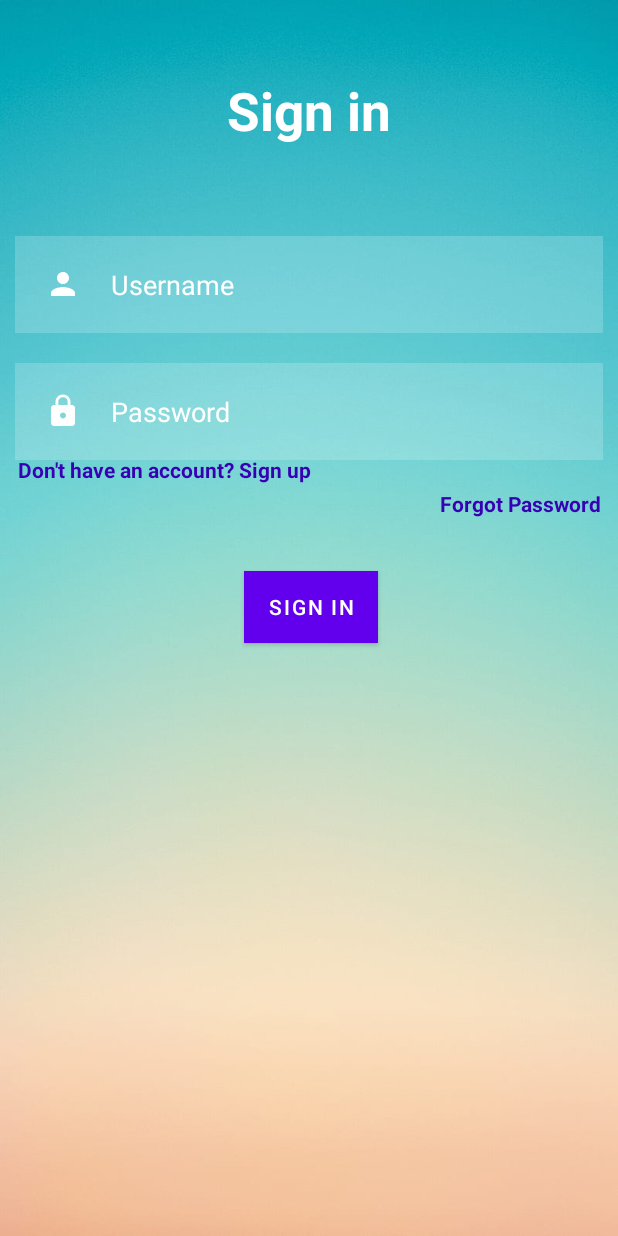
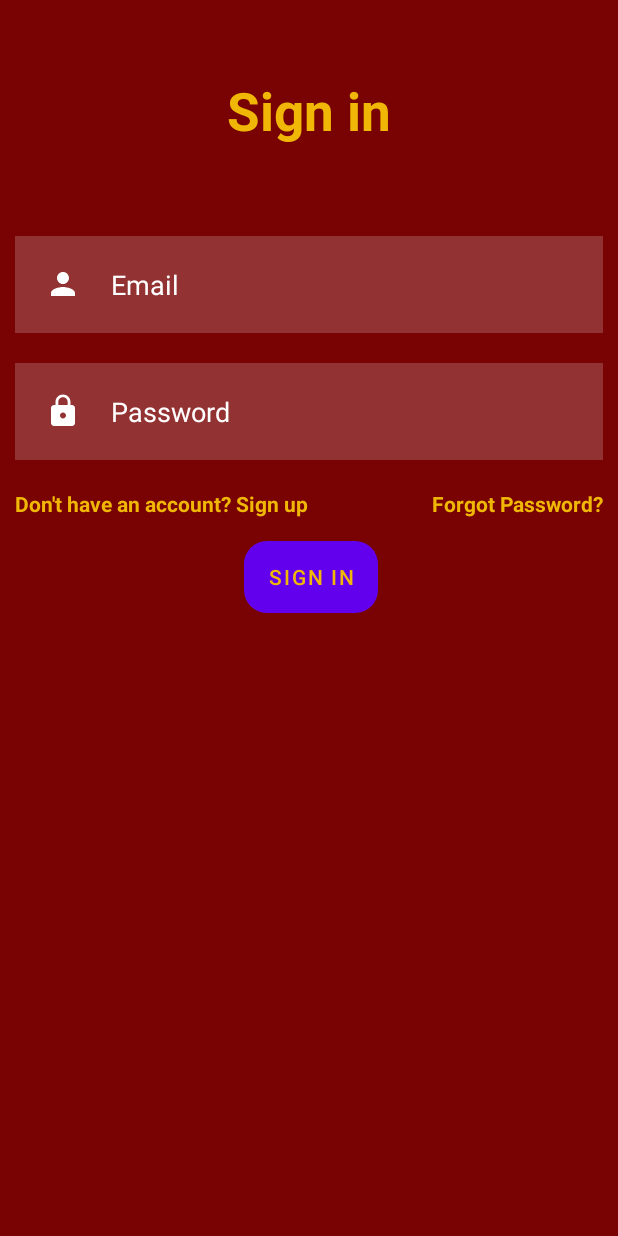
Before and after one commit to adam-badar/Acourse, an Android app: the screen it shows after launch (MainActivity), on a phone screen of 412 x 824 dp. Run offline under Robolectric (Android 15) with nearby library versions, the phone set to English and light mode, and no system bars; our stand-ins replace navigation-ui.

Commit message:
Updated Files to specification

```diff
--- a/app/src/main/res/layout/activity_main.xml
+++ b/app/src/main/res/layout/activity_main.xml
@@ -1,13 +1,12 @@
-<?xml version="1.0" encoding="utf-8"?>
 <RelativeLayout xmlns:android="http://schemas.android.com/apk/res/android"
     xmlns:app="http://schemas.android.com/apk/res-auto"
     xmlns:tools="http://schemas.android.com/tools"
-
     android:layout_width="match_parent"
     android:layout_height="match_parent"
-    android:background="@drawable/backgroundapp"
+    android:background="@color/main_background"
     tools:context="com.example.test.MainActivity">
 
+    <!--    Information for the Page Sign-in Title-->
     <TextView
         android:id="@+id/signin"
         android:layout_width="match_parent"
@@ -18,10 +17,11 @@
         android:layout_marginBottom="50dp"
         android:gravity="center"
         android:text="Sign in"
-        android:textColor="@color/white"
+        android:textColor="@color/font_color"
         android:textSize="35dp"
         android:textStyle="bold" />
 
+    <!--    Contains the  Edit Text Information-->
     <EditText
         android:id="@+id/username"
         android:layout_width="match_parent"
@@ -34,7 +34,7 @@
         android:background="#30ffffff"
         android:drawableLeft="@drawable/ic_baseline_person_24"
         android:drawablePadding="20dp"
-        android:hint="Username"
+        android:hint="Email"
         android:padding="20dp"
         android:textColor="@color/white"
         android:textColorHint="@color/white" />
@@ -58,17 +58,28 @@
 
     <TextView
         android:id="@+id/forgotpass"
-        android:layout_width="118dp"
-        android:layout_height="39dp"
+        android:layout_width="wrap_content"
+        android:layout_height="wrap_content"
         android:layout_below="@id/password"
         android:layout_alignEnd="@+id/password"
         android:layout_marginTop="9dp"
-        android:layout_marginEnd="1dp"
-        android:hint="Forgot Password"
+        android:hint="Forgot Password?"
         android:textStyle="bold"
         android:gravity="right"
-        android:textColor="@color/black"
-        android:textColorHint="@color/purple_700" />
+        android:textColor="@color/font_color"
+        android:textColorHint="@color/font_color" />
+
+    <TextView
+        android:id="@+id/signup"
+        android:layout_width="wrap_content"
+        android:layout_height="wrap_content"
+        android:layout_below="@id/password"
+        android:layout_alignStart="@id/password"
+        android:layout_marginTop="9dp"
+        android:text="Don't have an account? Sign up"
+        android:gravity="left"
+        android:textColor="@color/font_color"
+        android:textStyle="bold" />
 
     <Button
         android:id="@+id/Signin"
@@ -78,24 +89,9 @@
         android:layout_alignParentEnd="true"
         android:layout_marginTop="15dp"
         android:layout_marginEnd="160dp"
-        android:background="#12D1EA"
-        android:text="Sign In" />
-
-    <TextView
-        android:id="@+id/signup"
-        android:layout_width="218dp"
-        android:layout_height="wrap_content"
-        android:layout_alignParentStart="true"
-        android:layout_alignParentEnd="true"
-        android:layout_alignParentBottom="true"
-        android:layout_marginStart="0dp"
-        android:layout_marginTop="9dp"
-        android:layout_marginEnd="193dp"
-        android:layout_marginBottom="501dp"
-        android:text="Don't have an account? Sign up"
-        android:textAlignment="center"
-        android:textStyle="bold"
-        android:textColor="@color/purple_700" />
+        android:background="@drawable/roundbuttons"
+        android:text="Sign In"
+        android:textColor="@color/font_color" />
 
 
 </RelativeLayout>
```
Also changed, not shown: app/src/main/AndroidManifest.xml (+21 -3 lines).
